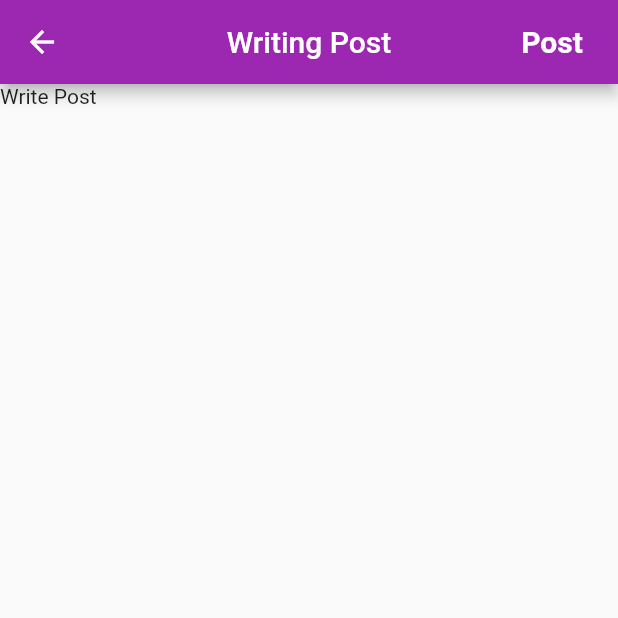
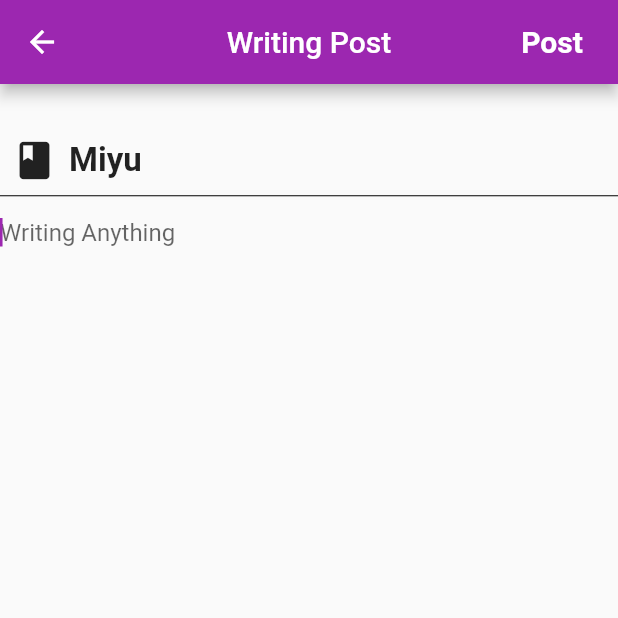
Before and after one commit to Utrilloppo/Portfolio, a Flutter app: the WritePost screen opened directly, on a phone screen of 412 x 824 dp, the top half of it. Run offline on Flutter 3.47's test engine with Material 2 defaults, Android fonts, the phone set to English and light mode, and no system bars; drawn by our look-alikes of keyboard_actions.

```diff
--- a/lib/threadMain.dart
+++ b/lib/threadMain.dart
@@ -99,7 +99,7 @@ class _ThreadMain extends State<ThreadMain> {
                   ),
                   color: Colors.white.withOpacity(0.7),
                 ))
-              : Container()
+              : Container(),
         ],
       ),
       floatingActionButton: FloatingActionButton(
--- a/lib/writePost.dart
+++ b/lib/writePost.dart
@@ -30,8 +30,9 @@ class _WritePost extends State<WritePost> {
             (node) {
               return GestureDetector(
                 onTap: () {
-                  print('Select Image');
-                  _getImageAndCrop();
+                  print("Close View");
+                  Navigator.pop(context);
+                  node.unfocus();
                 },
                 child: Container(
                   color: Colors.grey[200],
@@ -59,6 +60,8 @@ class _WritePost extends State<WritePost> {
 
   @override
   Widget build(BuildContext context) {
+    final size = MediaQuery.of(context).size;
+
     return Scaffold(
       appBar: AppBar(
         title: Text("Writing Post"),
@@ -77,7 +80,59 @@ class _WritePost extends State<WritePost> {
               )),
         ],
       ),
-      body: Text("Write Post"),
+      body: KeyboardActions(
+        config: _buildConfig(context),
+        child: Column(
+          children: [
+            SizedBox(
+              height: 28,
+            ),
+            Container(
+              width: size.width,
+              height:
+                  size.height - MediaQuery.of(context).viewInsets.bottom, //Todo
+              child: Column(
+                crossAxisAlignment: CrossAxisAlignment.start,
+                children: [
+                  Row(
+                    crossAxisAlignment: CrossAxisAlignment.center,
+                    children: [
+                      Padding(
+                        padding: EdgeInsets.all(8),
+                        child: Icon(
+                          Icons.book,
+                          size: 30,
+                        ),
+                      ),
+                      Text(
+                        "Miyu",
+                        style: TextStyle(
+                            fontSize: 22, fontWeight: FontWeight.bold),
+                      )
+                    ],
+                  ),
+                  Divider(
+                    height: 1,
+                    color: Colors.black,
+                  ),
+                  TextField(
+                    autofocus: true,
+                    focusNode: writingTextFocus,
+                    decoration: InputDecoration(
+                      border: InputBorder.none,
+                      hintText: "Writing Anything",
+                      hintMaxLines: 4,
+                    ),
+                    controller: writeTextController,
+                    keyboardType: TextInputType.multiline,
+                    maxLines: null,
+                  ),
+                ],
+              ),
+            ),
+          ],
+        ),
+      ),
     );
   }
 }
```
Also changed, not shown: 1 other file.
